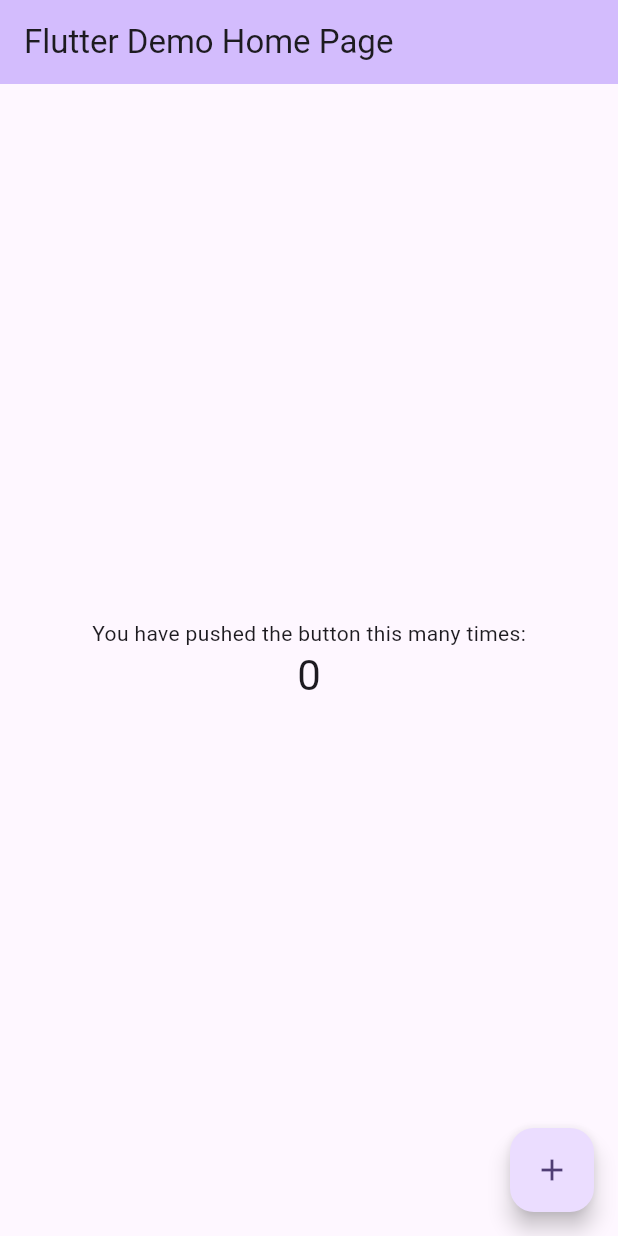
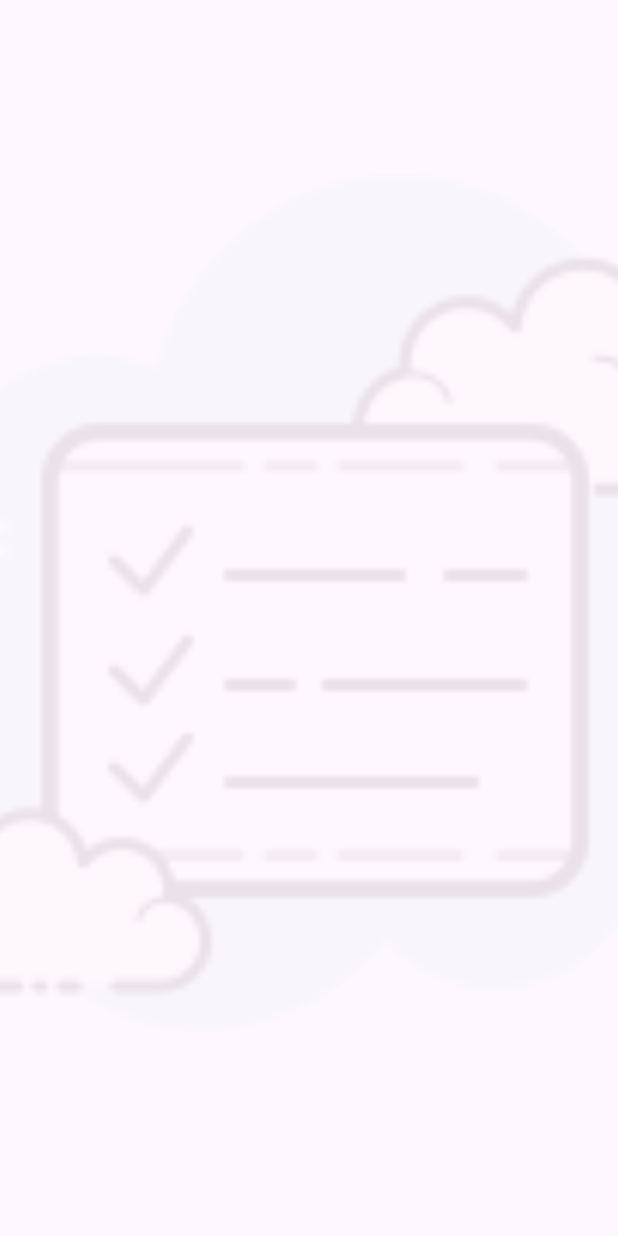
Before and after one commit to deyvissoneduardo/isgsa, a Flutter app: the first screen one second after launch, on a phone screen of 412 x 824 dp. Run offline on Flutter 3.47's test engine with Material 3 defaults, Android fonts, the phone set to English and light mode, and no system bars; our stand-ins replace top_snackbar_flutter; missing offline and left inert: flutter_overlay_loader.

Commit message:
home module created

```diff
--- a/lib/main.dart
+++ b/lib/main.dart
@@ -1,125 +1,8 @@
 import 'package:flutter/material.dart';
 
-void main() {
-  runApp(const MyApp());
+import 'src/app_module.dart';
+
+Future<void> main() async {
+  WidgetsFlutterBinding.ensureInitialized();
+  runApp(const AppModule());
 }
-
-class MyApp extends StatelessWidget {
-  const MyApp({super.key});
-
-  // This widget is the root of your application.
-  @override
-  Widget build(BuildContext context) {
-    return MaterialApp(
-      title: 'Flutter Demo',
-      theme: ThemeData(
-        // This is the theme of your application.
-        //
-        // TRY THIS: Try running your application with "flutter run". You'll see
-        // the application has a purple toolbar. Then, without quitting the app,
-        // try changing the seedColor in the colorScheme below to Colors.green
-        // and then invoke "hot reload" (save your changes or press the "hot
-        // reload" button in a Flutter-supported IDE, or press "r" if you used
-        // the command line to start the app).
-        //
-        // Notice that the counter didn't reset back to zero; the application
-        // state is not lost during the reload. To reset the state, use hot
-        // restart instead.
-        //
-        // This works for code too, not just values: Most code changes can be
-        // tested with just a hot reload.
-        colorScheme: ColorScheme.fromSeed(seedColor: Colors.deepPurple),
-        useMaterial3: true,
-      ),
-      home: const MyHomePage(title: 'Flutter Demo Home Page'),
-    );
-  }
-}
-
-class MyHomePage extends StatefulWidget {
-  const MyHomePage({super.key, required this.title});
-
-  // This widget is the home page of your application. It is stateful, meaning
-  // that it has a State object (defined below) that contains fields that affect
-  // how it looks.
-
-  // This class is the configuration for the state. It holds the values (in this
-  // case the title) provided by the parent (in this case the App widget) and
-  // used by the build method of the State. Fields in a Widget subclass are
-  // always marked "final".
-
-  final String title;
-
-  @override
-  State<MyHomePage> createState() => _MyHomePageState();
-}
-
-class _MyHomePageState extends State<MyHomePage> {
-  int _counter = 0;
-
-  void _incrementCounter() {
-    setState(() {
-      // This call to setState tells the Flutter framework that something has
-      // changed in this State, which causes it to rerun the build method below
-      // so that the display can reflect the updated values. If we changed
-      // _counter without calling setState(), then the build method would not be
-      // called again, and so nothing would appear to happen.
-      _counter++;
-    });
-  }
-
-  @override
-  Widget build(BuildContext context) {
-    // This method is rerun every time setState is called, for instance as done
-    // by the _incrementCounter method above.
-    //
-    // The Flutter framework has been optimized to make rerunning build methods
-    // fast, so that you can just rebuild anything that needs updating rather
-    // than having to individually change instances of widgets.
-    return Scaffold(
-      appBar: AppBar(
-        // TRY THIS: Try changing the color here to a specific color (to
-        // Colors.amber, perhaps?) and trigger a hot reload to see the AppBar
-        // change color while the other colors stay the same.
-        backgroundColor: Theme.of(context).colorScheme.inversePrimary,
-        // Here we take the value from the MyHomePage object that was created by
-        // the App.build method, and use it to set our appbar title.
-        title: Text(widget.title),
-      ),
-      body: Center(
-        // Center is a layout widget. It takes a single child and positions it
-        // in the middle of the parent.
-        child: Column(
-          // Column is also a layout widget. It takes a list of children and
-          // arranges them vertically. By default, it sizes itself to fit its
-          // children horizontally, and tries to be as tall as its parent.
-          //
-          // Column has various properties to control how it sizes itself and
-          // how it positions its children. Here we use mainAxisAlignment to
-          // center the children vertically; the main axis here is the vertical
-          // axis because Columns are vertical (the cross axis would be
-          // horizontal).
-          //
-          // TRY THIS: Invoke "debug painting" (choose the "Toggle Debug Paint"
-          // action in the IDE, or press "p" in the console), to see the
-          // wireframe for each widget.
-          mainAxisAlignment: MainAxisAlignment.center,
-          children: <Widget>[
-            const Text(
-              'You have pushed the button this many times:',
-            ),
-            Text(
-              '$_counter',
-              style: Theme.of(context).textTheme.headlineMedium,
-            ),
-          ],
-        ),
-      ),
-      floatingActionButton: FloatingActionButton(
-        onPressed: _incrementCounter,
-        tooltip: 'Increment',
-        child: const Icon(Icons.add),
-      ), // This trailing comma makes auto-formatting nicer for build methods.
-    );
-  }
-}
--- /dev/null
+++ b/lib/src/app_module.dart
@@ -0,0 +1,20 @@
+import 'package:flutter/material.dart';
+import 'package:provider/provider.dart';
+
+import 'app_widget.dart';
+
+class AppModule extends StatelessWidget {
+  const AppModule({super.key});
+
+  @override
+  Widget build(BuildContext context) {
+    return MultiProvider(
+      providers: [
+        Provider(
+          create: (_) => Object(),
+        ),
+      ],
+      child: const AppWidget(),
+    );
+  }
+}
--- /dev/null
+++ b/lib/src/app_widget.dart
@@ -0,0 +1,33 @@
+import 'package:flutter/material.dart';
+import 'package:flutter_localizations/flutter_localizations.dart';
+
+import 'core/navigator/todo_list_navigator.dart';
+import 'core/theme/todo_list_ui_config.dart';
+import 'modules/home/home_module.dart';
+import 'modules/splash/splash_page.dart';
+
+class AppWidget extends StatelessWidget {
+  const AppWidget({super.key});
+
+  @override
+  Widget build(BuildContext context) {
+    return MaterialApp(
+      debugShowCheckedModeBanner: false,
+      title: 'TODO App',
+      theme: TodoListUiConfig.theme,
+      navigatorKey: TodoListNavigator.navigatorKey,
+      localizationsDelegates: const [
+        GlobalMaterialLocalizations.delegate,
+        GlobalWidgetsLocalizations.delegate,
+        GlobalCupertinoLocalizations.delegate,
+      ],
+      supportedLocales: const [
+        Locale('pt', 'BR'),
+      ],
+      routes: {
+        ...HomeModule().routers,
+      },
+      home: const SplashPage(),
+    );
+  }
+}
--- /dev/null
+++ b/lib/src/core/helpers/constants.dart
@@ -0,0 +1,3 @@
+sealed class Constants {
+  static const logopath = 'assets/logo.png';
+}
--- /dev/null
+++ b/lib/src/modules/home/home_controller.dart
@@ -0,0 +1,3 @@
+import '../../core/notifier/default_change_notifier.dart';
+
+class HomeController extends DefaultChangeNotifier {}
--- /dev/null
+++ b/lib/src/modules/home/home_module.dart
@@ -0,0 +1,19 @@
+import 'package:provider/provider.dart';
+
+import '../../core/modules/todo_list_modules.dart';
+import 'home_controller.dart';
+import 'home_page.dart';
+
+class HomeModule extends TodoListModules {
+  HomeModule()
+      : super(
+          bindings: [
+            ChangeNotifierProvider(
+              create: (context) => HomeController(),
+            ),
+          ],
+          routers: {
+            '/home': (context) => const HomePage(),
+          },
+        );
+}
--- /dev/null
+++ b/lib/src/modules/home/home_page.dart
@@ -0,0 +1,15 @@
+import 'package:flutter/material.dart';
+
+class HomePage extends StatelessWidget {
+  const HomePage({super.key});
+
+  @override
+  Widget build(BuildContext context) {
+    return Scaffold(
+      appBar: AppBar(
+        title: const Text('Home Page'),
+      ),
+      body: Container(),
+    );
+  }
+}
--- /dev/null
+++ b/lib/src/modules/splash/splash_page.dart
@@ -0,0 +1,55 @@
+import 'package:flutter/material.dart';
+
+import '../../core/helpers/constants.dart';
+
+class SplashPage extends StatefulWidget {
+  const SplashPage({Key? key}) : super(key: key);
+
+  @override
+  State<SplashPage> createState() => _SplashPageState();
+}
+
+class _SplashPageState extends State<SplashPage> {
+  var _scale = 10.0;
+  var _animationOpacityLogo = 0.0;
+
+  double get _logoAnimetionWidth => 200 * _scale;
+  double get _logoAnimetionHeight => 200 * _scale;
+
+  @override
+  void initState() {
+    WidgetsBinding.instance.addPostFrameCallback((_) {
+      setState(() {
+        _animationOpacityLogo = 1.0;
+        _scale = 1;
+      });
+    });
+    super.initState();
+  }
+
+  @override
+  Widget build(BuildContext context) {
+    return Scaffold(
+      body: Center(
+        child: AnimatedOpacity(
+          duration: const Duration(seconds: 3),
+          curve: Curves.easeIn,
+          opacity: _animationOpacityLogo,
+          onEnd: () {
+            Navigator.of(context).pushReplacementNamed('/home');
+          },
+          child: AnimatedContainer(
+            duration: const Duration(seconds: 3),
+            width: _logoAnimetionWidth,
+            height: _logoAnimetionHeight,
+            curve: Curves.linearToEaseOut,
+            child: Image.asset(
+              Constants.logopath,
+              fit: BoxFit.cover,
+            ),
+          ),
+        ),
+      ),
+    );
+  }
+}
```
Also changed, not shown: pubspec.yaml (+7 -1 lines), assets/logo.png (added), pubspec.lock, 1 other file.
